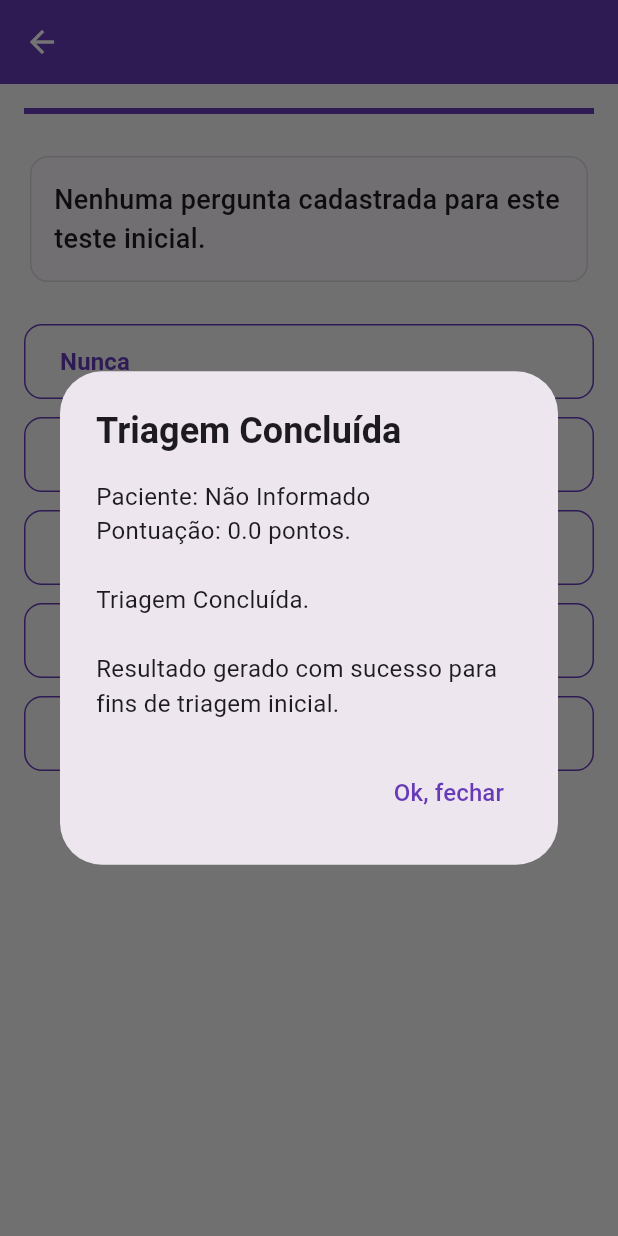
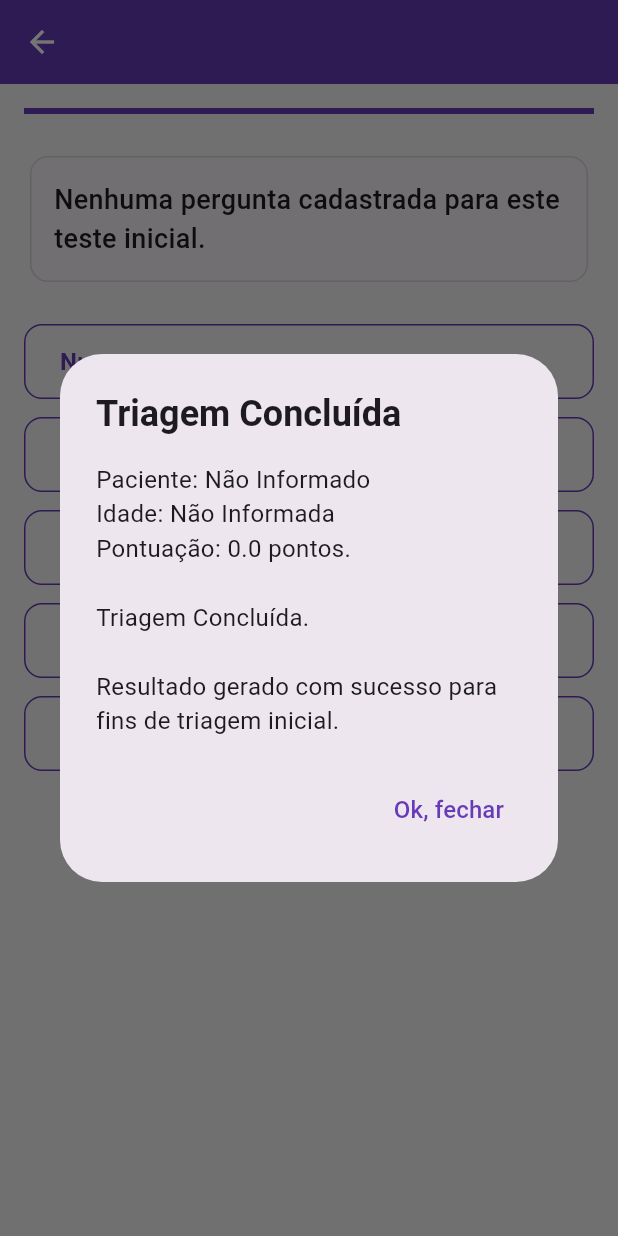
Before and after one commit to valdecir12024/meu_app_codemagic, a Flutter app: the TelaQuestionario screen opened directly with empty values, after a tap on "Nunca", on a phone screen of 412 x 824 dp. Run offline on Flutter 3.47's test engine with Material 3 defaults, Android fonts, the phone set to English and light mode, and no system bars; our stand-ins replace pdf, printing, shared_preferences; accounts and stored records are empty; statements that could not run were skipped.

Commit message:
fix: retificada rota do import de historico e mapeamento do parametro idadePaciente

```diff
--- a/lib/telas/tela_questionario.dart
+++ b/lib/telas/tela_questionario.dart
@@ -1,16 +1,18 @@
 import 'package:flutter/material.dart';
 import '../dados/banco_perguntas.dart';
 import '../dados/analisador_resultados.dart';
-import '../servicos/servico_historico.dart'; // Ajuste a pasta se for diferente (ex: ../servico_historico.dart)
+import '../dados/servico_historico.dart'; // CORRIGIDO: Aponta para a pasta dados
 
 class TelaQuestionario extends StatefulWidget {
   final String nomeDoTeste;
-  final String nomePaciente; // Adicionado para aceitar o parâmetro da sua tela
+  final String nomePaciente;
+  final String idadePaciente; // ADICIONADO: Parâmetro para sanar o erro de chamada
 
   const TelaQuestionario({
     super.key,
     required this.nomeDoTeste,
-    this.nomePaciente = 'Não Informado', // Valor padrão caso não seja enviado
+    this.nomePaciente = 'Não Informado',
+    this.idadePaciente = 'Não Informada', // Parâmetro opcional com valor padrão
   });
 
   @override
@@ -86,7 +88,7 @@ class _TelaQuestionarioState extends State<TelaQuestionario> {
     );
   }
 
-    void _processarAcao(String alternativa, List<String> totalPerguntas) {
+  void _processarAcao(String alternativa, List<String> totalPerguntas) {
     double pontos = 0.0;
 
     if (widget.nomeDoTeste.contains('M-CHAT') && alternativa == 'Não') {
@@ -107,8 +109,8 @@ class _TelaQuestionarioState extends State<TelaQuestionario> {
         _indicePerguntaAtual++;
       });
     } else {
-      // BINGO: Antes de exibir o resultado visual, salvamos no seu serviço nativo!
       try {
+        // CORRIGIDO: Agora invoca o serviço utilizando as chaves corretas e capturando erros
         ServicoHistorico.salvarTriagem(
           nomePaciente: widget.nomePaciente,
           nomeTeste: widget.nomeDoTeste,
@@ -116,8 +118,7 @@ class _TelaQuestionarioState extends State<TelaQuestionario> {
           data: DateTime.now().toString(),
         );
       } catch (e) {
-        // Evita que o app trave se o seu serviço usar parâmetros levemente diferentes
-        debugPrint('Nota: Serviço de histórico integrado com aviso: $e');
+        debugPrint('Erro ao persistir os dados da triagem: $e');
       }
 
       _exibirResultadoFinal();
@@ -135,7 +136,7 @@ class _TelaQuestionarioState extends State<TelaQuestionario> {
           title: const Text('Triagem Concluída', style: TextStyle(fontWeight: FontWeight.bold)),
           content: SingleChildScrollView(
             child: Text(
-              'Paciente: ${widget.nomePaciente}\nPontuação: $_pontuacaoTotal pontos.\n\n$avaliacaoTexto',
+              'Paciente: ${widget.nomePaciente}\nIdade: ${widget.idadePaciente}\nPontuação: $_pontuacaoTotal pontos.\n\n$avaliacaoTexto',
               style: const TextStyle(fontSize: 16),
             ),
           ),
```
